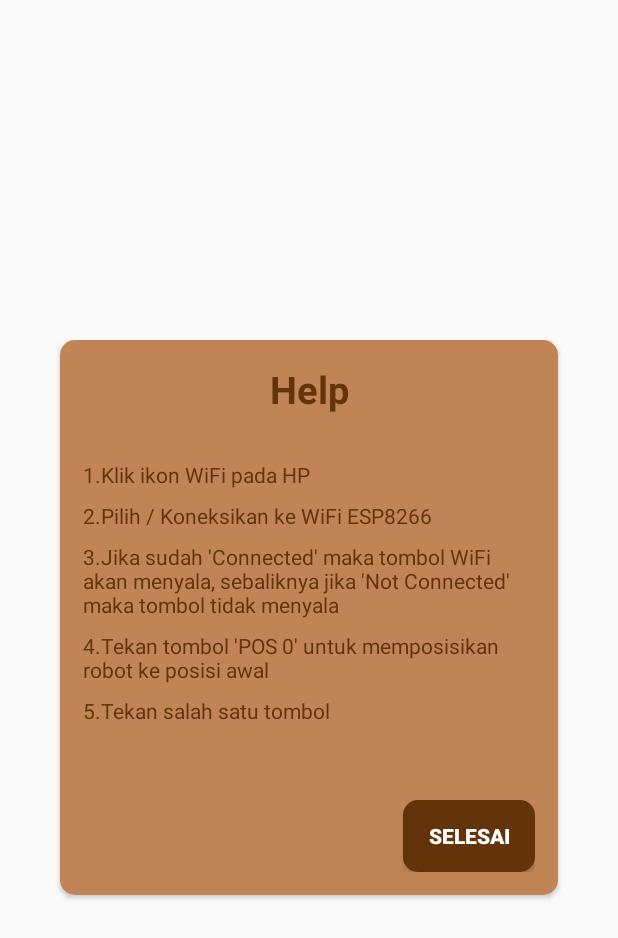
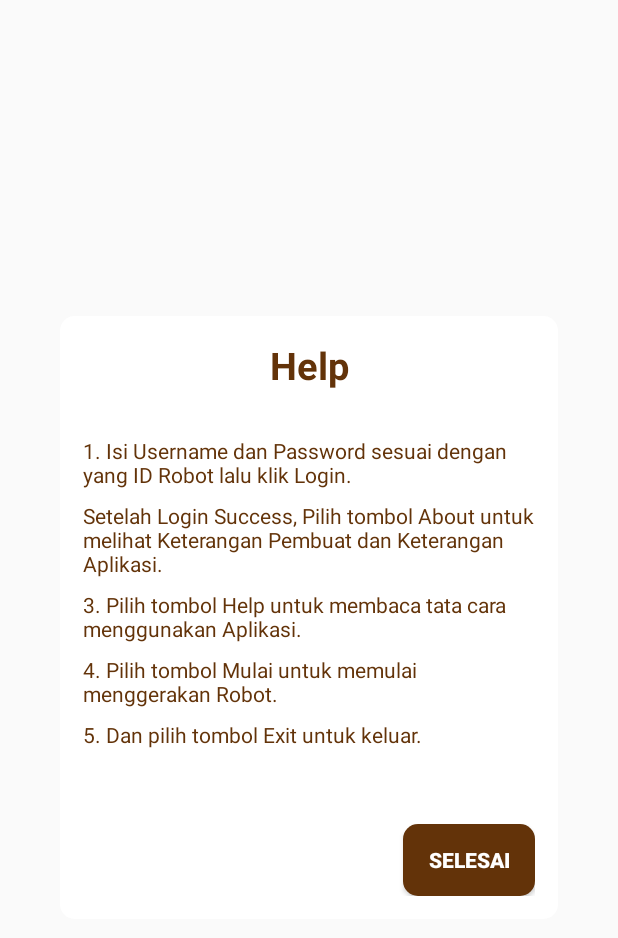
Before and after one commit to iamjue/PraBot, an Android app: the HomeActivity screen opened directly, with no data from a screen before it, after a tap on "HELP", on a phone screen of 412 x 824 dp. Shown: the top 938 px of the screen. Run offline under Robolectric (Android 15) with nearby library versions, the phone set to English and light mode, and no system bars; network calls fail.

Commit message:
update terakhir cucu 30/07/19 - 11:32

```diff
--- a/app/src/main/AndroidManifest.xml
+++ b/app/src/main/AndroidManifest.xml
@@ -17,11 +17,12 @@
         <activity android:name=".LoginActivity"
             android:theme="@style/Theme.AppCompat.Light.NoActionBar">
 
-
         </activity>
         <activity android:name=".AboutAppActivity"
             android:theme="@style/Theme.AppCompat.Light.NoActionBar"/>
         <activity android:name=".HelpActivity"
+            android:theme="@style/Theme.AppCompat.Light.NoActionBar"/>
+        <activity android:name=".AboutBioActivity"
             android:theme="@style/Theme.AppCompat.Light.NoActionBar"/>
         <activity android:name=".MainActivity"/>
         <activity android:name=".SplasActivity"
--- a/app/src/main/java/com/devcamp/prabot/ApiServer.java
+++ b/app/src/main/java/com/devcamp/prabot/ApiServer.java
@@ -2,11 +2,11 @@ package com.devcamp.prabot;
 
 public class ApiServer {
     public String getDataSandi() {
-        String home = "http://3jnc.tech/animepedia/api/home/listanime.php";
+        String home = "http://3jnc.tech/prabot/api/home/listanime.php";
         return home;
     }
     public String getLogin() {
-        String login = "http://all.3jnc.tech/imanika/api/login.php";
+        String login = "http://all.3jnc.tech/prabot/api/login.php";
         return login;
 
     }
--- a/app/src/main/java/com/devcamp/prabot/HomeActivity.java
+++ b/app/src/main/java/com/devcamp/prabot/HomeActivity.java
@@ -15,7 +15,7 @@ public class HomeActivity extends AppCompatActivity implements View.OnClickListe
     SharedPreferences sharedpreferences;
 
     public static final String TAG_ID = "id";
-    public static final String TAG_USERNAME = "username";
+    public static final String TAG_USERNAME = "nama";
 
     String getId;
     @Override
--- a/app/src/main/java/com/devcamp/prabot/LoginActivity.java
+++ b/app/src/main/java/com/devcamp/prabot/LoginActivity.java
@@ -35,14 +35,14 @@ public class LoginActivity extends AppCompatActivity {
     int success;
     ConnectivityManager conMgr;
 
-    private String url = "http://all.3jnc.tech/imanika/api/login.php";
+    private String url = "http://all.3jnc.tech/prabot/api/login.php";
 
     private static final String TAG = LoginActivity.class.getSimpleName();
 
     private static final String TAG_SUCCESS = "success";
     private static final String TAG_MESSAGE = "message";
 
-    public final static String TAG_USERNAME = "username";
+    public final static String TAG_USERNAME = "nama";
     public final static String TAG_ID = "id";
 
     String tag_json_obj = "json_obj_req";
@@ -179,7 +179,7 @@ public class LoginActivity extends AppCompatActivity {
             protected Map<String, String> getParams() {
                 // Posting parameters to login url
                 Map<String, String> params = new HashMap<String, String>();
-                params.put("username", username);
+                params.put("nama", username);
                 params.put("password", password);
 
                 return params;
--- a/app/src/main/java/com/devcamp/prabot/MainActivity.java
+++ b/app/src/main/java/com/devcamp/prabot/MainActivity.java
@@ -21,7 +21,7 @@ public class MainActivity extends AppCompatActivity {
     SharedPreferences sharedpreferences;
 
     public static final String TAG_ID = "id";
-    public static final String TAG_USERNAME = "username";
+    public static final String TAG_USERNAME = "nama";
 
     @Override
     protected void onCreate(Bundle savedInstanceState) {
--- a/app/src/main/java/com/devcamp/prabot/SplasActivity.java
+++ b/app/src/main/java/com/devcamp/prabot/SplasActivity.java
@@ -6,7 +6,7 @@ import android.os.Handler;
 import android.support.v7.app.AppCompatActivity;
 
 public class SplasActivity extends AppCompatActivity {
-    private int waktu_loading=3000;
+    private int waktu_loading=1500;
 
     @Override
     protected void onCreate(Bundle savedInstanceState) {
--- a/app/src/main/res/layout/activity_about_app.xml
+++ b/app/src/main/res/layout/activity_about_app.xml
@@ -15,7 +15,7 @@
         android:layout_width="match_parent"
         android:layout_height="wrap_content"
         android:orientation="vertical"
-        android:background="@color/colorBG"
+        android:background="@color/colorWhite"
         android:padding="15dp">
 
         <TextView
--- a/app/src/main/res/layout/activity_about_bio.xml
+++ b/app/src/main/res/layout/activity_about_bio.xml
@@ -12,7 +12,7 @@
     tools:context=".AboutBioActivity">
 
     <LinearLayout
-        android:background="@color/colorBG"
+        android:background="@color/colorWhite"
         android:layout_width="match_parent"
         android:layout_height="wrap_content"
         android:orientation="vertical"
@@ -42,7 +42,7 @@
             android:layout_marginTop="30dp"
             android:text="@string/nama"
             android:textAlignment="center"
-            android:textColor="@color/colorBlack" />
+            android:textColor="@color/colorcokelat" />
 
         <TextView
             android:id="@+id/tv_nim"
--- a/app/src/main/res/layout/activity_help.xml
+++ b/app/src/main/res/layout/activity_help.xml
@@ -12,7 +12,7 @@
     tools:context=".HelpActivity">
 
     <LinearLayout
-        android:background="@color/colorBG"
+        android:background="@color/colorWhite"
         android:layout_width="match_parent"
         android:layout_height="wrap_content"
         android:orientation="vertical"
--- a/app/src/main/res/layout/activity_home.xml
+++ b/app/src/main/res/layout/activity_home.xml
@@ -7,7 +7,7 @@
     android:paddingLeft="40dp"
     android:paddingRight="40dp"
     tools:context=".HomeActivity"
-    android:background="@color/colorBG"
+    android:background="@color/colorWhite"
     android:orientation="vertical">
 
     <TextView
--- a/app/src/main/res/layout/activity_mulai.xml
+++ b/app/src/main/res/layout/activity_mulai.xml
@@ -6,7 +6,7 @@
     xmlns:app="http://schemas.android.com/apk/res-auto"
     android:padding="5dp"
     tools:context=".MulaiActivity"
-    android:background="@color/colorBG"
+    android:background="@color/colorWhite"
     android:layout_centerInParent="true">
     <android.support.v7.widget.CardView
         android:layout_marginTop="50dp"
--- a/app/src/main/res/values/strings.xml
+++ b/app/src/main/res/values/strings.xml
@@ -40,19 +40,19 @@
     </string-array>
 
     <string name="help_deskrip1">
-        1.Klik ikon WiFi pada HP
+        1. Isi Username dan Password sesuai dengan yang ID Robot lalu klik Login.
     </string>
     <string name="help_deskrip2">
-        2.Pilih / Koneksikan ke WiFi "ESP8266"
+        Setelah Login Success, Pilih tombol About untuk melihat Keterangan Pembuat dan Keterangan Aplikasi.
     </string>
     <string name="help_deskrip3">
-        3.Jika sudah \'Connected\' maka tombol WiFi akan menyala, sebaliknya jika \'Not Connected\' maka tombol tidak menyala
+        3. Pilih tombol Help untuk membaca tata cara menggunakan Aplikasi.
     </string>
     <string name="help_deskrip4">
-        4.Tekan tombol \'POS 0\'  untuk memposisikan robot ke posisi awal
+        4. Pilih tombol Mulai untuk memulai menggerakan Robot.
     </string>
     <string name="help_deskrip5">
-        5.Tekan salah satu tombol
+        5. Dan pilih tombol Exit untuk keluar.
     </string>
     <string name="selesai">Selesai</string>
     <string name="prabot3">Pramuka Robot</string>
--- a/app/src/main/res/values/styles.xml
+++ b/app/src/main/res/values/styles.xml
@@ -8,4 +8,5 @@
         <item name="colorAccent">@color/colorAccent</item>
     </style>
 
+
 </resources>
```
Also changed, not shown: app/src/main/java/com/devcamp/prabot/MulaiActivity.java (+4 -3 lines), app/src/main/res/layout/activity_login.xml (+6 -6 lines).
